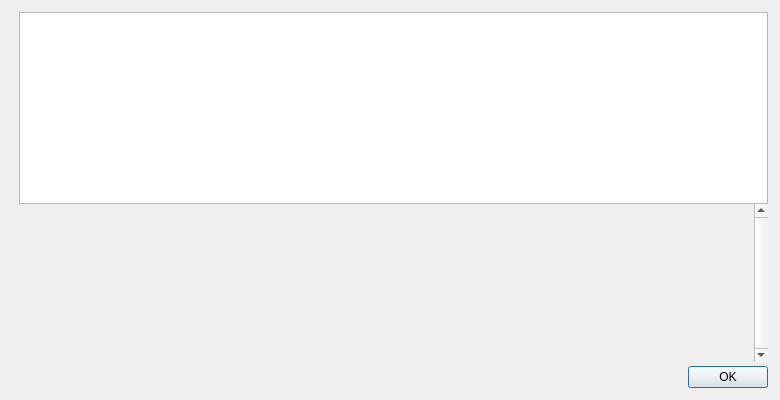
Qt form src/qt/forms/helpmessagedialog.ui (iamroot-project/bitweb) before a commit.
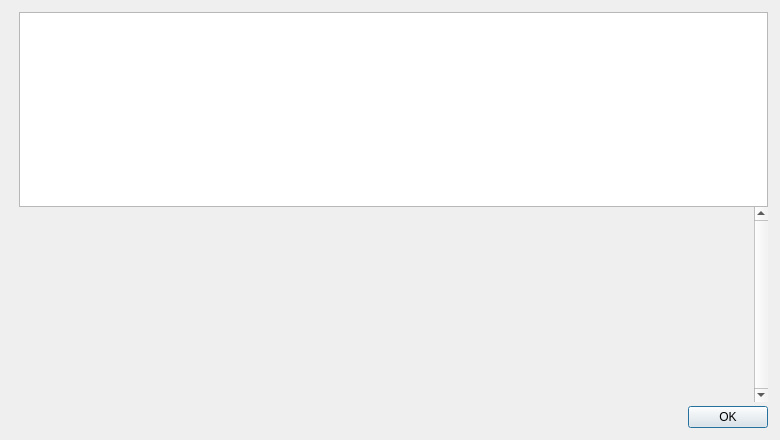
The same form after that commit. Icons and pictures are not drawn.

```diff
--- a/src/qt/forms/helpmessagedialog.ui
+++ b/src/qt/forms/helpmessagedialog.ui
@@ -7,7 +7,7 @@
     <x>0</x>
     <y>0</y>
     <width>780</width>
-    <height>400</height>
+    <height>440</height>
    </rect>
   </property>
   <layout class="QHBoxLayout" name="horizontalLayout_2">
```
